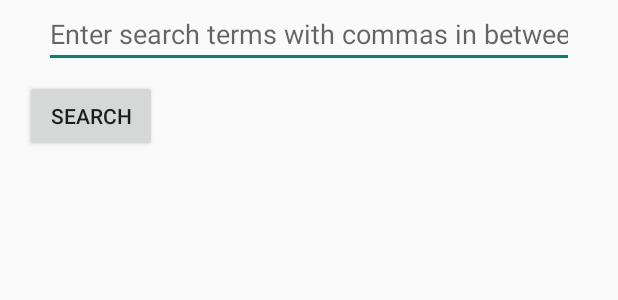
After one commit to CMPUT301W18T16/SpaghettiCodeHQ, an Android app: the layout activity_search.xml on its own in the app's theme, with its tools: preview values and no code run, on a phone screen of 412 x 824 dp. The commit adds this screen. Shown: the top 300 px of the screen. Run offline under Robolectric (Android 15) with nearby library versions, the phone set to English and light mode, and no system bars.

Commit message:
Small fix

```diff
--- /dev/null
+++ b/Mercenary/app/src/main/res/layout/activity_search.xml
@@ -0,0 +1,47 @@
+<?xml version="1.0" encoding="utf-8"?>
+<android.support.constraint.ConstraintLayout xmlns:android="http://schemas.android.com/apk/res/android"
+    xmlns:app="http://schemas.android.com/apk/res-auto"
+    xmlns:tools="http://schemas.android.com/tools"
+    android:layout_width="match_parent"
+    android:layout_height="match_parent"
+    tools:context="com.example.peter.mercenary.SearchActivity">
+
+    <EditText
+        android:id="@+id/searchBar"
+        android:layout_width="353dp"
+        android:layout_height="wrap_content"
+        android:layout_marginEnd="8dp"
+        android:layout_marginStart="8dp"
+        android:layout_marginTop="8dp"
+        android:ems="10"
+        android:hint="Enter search terms with commas in between"
+        android:inputType="textPersonName"
+        app:layout_constraintEnd_toEndOf="parent"
+        app:layout_constraintStart_toStartOf="parent" />
+
+    <Button
+        android:id="@+id/searchBtn"
+        android:layout_width="wrap_content"
+        android:layout_height="wrap_content"
+        android:layout_marginEnd="8dp"
+        android:layout_marginStart="8dp"
+        android:layout_marginTop="8dp"
+        android:text="Search"
+        app:layout_constraintEnd_toEndOf="parent"
+        app:layout_constraintHorizontal_bias="0.028"
+        app:layout_constraintStart_toStartOf="parent"
+        app:layout_constraintTop_toBottomOf="@+id/searchBar" />
+
+    <ListView
+        android:id="@+id/listView"
+        android:layout_width="366dp"
+        android:layout_height="452dp"
+        android:layout_marginEnd="8dp"
+        android:layout_marginStart="8dp"
+        android:layout_marginTop="8dp"
+        app:layout_constraintEnd_toEndOf="parent"
+        app:layout_constraintHorizontal_bias="0.0"
+        app:layout_constraintStart_toStartOf="parent"
+        app:layout_constraintTop_toBottomOf="@+id/searchBtn" />
+
+</android.support.constraint.ConstraintLayout>
```
Also changed, not shown: Mercenary/app/src/main/java/com/example/peter/mercenary/RateReviewActivity.java (+40 -0 lines), Mercenary/app/src/main/res/layout/activity_rate_review.xml (+58 -0 lines).
